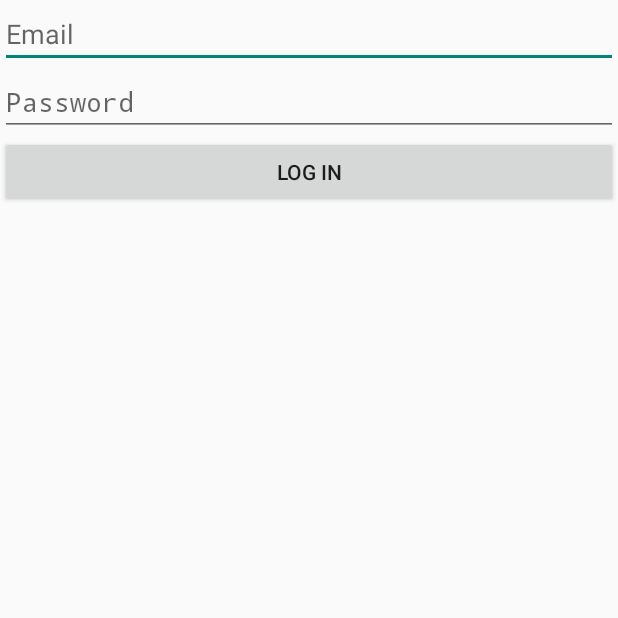
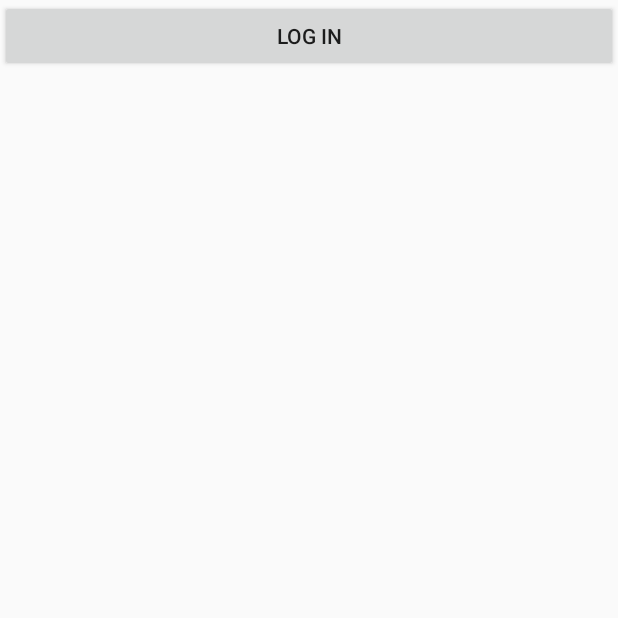
Before and after one commit to davidyorr/dropcards-android, an Android app: the screen it shows after launch (LoginActivity), on a phone screen of 412 x 824 dp, the top half of it. Run offline under Robolectric (Android 15) with nearby library versions, the phone set to English and light mode, and no system bars; our stand-ins replace ButterKnife, Dagger/Hilt's generated code; 1 statement that could not run was skipped.

```diff
--- a/app/src/main/java/com/mangoshine/mangocards/MangocardsModule.java
+++ b/app/src/main/java/com/mangoshine/mangocards/MangocardsModule.java
@@ -14,4 +14,8 @@ public class MangocardsModule {
   @Provides MangocardsApp provideMangocardsApp() {
     return app;
   }
+
+  @Provides DropboxManager provideAppSecret() {
+    return new DropboxManager(app);
+  }
 }
--- a/app/src/main/java/com/mangoshine/mangocards/ui/LoginActivity.java
+++ b/app/src/main/java/com/mangoshine/mangocards/ui/LoginActivity.java
@@ -4,6 +4,7 @@ import android.app.Activity;
 import android.os.Bundle;
 import butterknife.ButterKnife;
 import butterknife.OnClick;
+import com.mangoshine.mangocards.DropboxManager;
 import com.mangoshine.mangocards.MangocardsApp;
 import com.mangoshine.mangocards.R;
 import com.mangoshine.mangocards.ui.module.LoginModule;
@@ -14,10 +15,11 @@ import javax.inject.Inject;
 public class LoginActivity extends Activity implements LoginView {
 
   @Inject LoginPresenter presenter;
+  @Inject DropboxManager dropboxManager;
 
   @Override protected void onCreate(Bundle savedInstanceState) {
     super.onCreate(savedInstanceState);
-    ((MangocardsApp) getApplication()).component().plus(new LoginModule(this)).inject(this);
+    ((MangocardsApp) getApplication()).component().plus(new LoginModule(this, dropboxManager)).inject(this);
 
     setContentView(R.layout.activity_login);
     ButterKnife.bind(this);
@@ -32,14 +34,6 @@ public class LoginActivity extends Activity implements LoginView {
 
   }
 
-  @Override public void showProgress() {
-
-  }
-
-  @Override public void hideProgress() {
-
-  }
-
   @Override public void showAuthenticationError() {
 
   }
--- a/app/src/main/java/com/mangoshine/mangocards/ui/module/LoginModule.java
+++ b/app/src/main/java/com/mangoshine/mangocards/ui/module/LoginModule.java
@@ -1,5 +1,6 @@
 package com.mangoshine.mangocards.ui.module;
 
+import com.mangoshine.mangocards.DropboxManager;
 import com.mangoshine.mangocards.ui.PerActivity;
 import com.mangoshine.mangocards.ui.presenter.LoginPresenter;
 import com.mangoshine.mangocards.ui.view.LoginView;
@@ -9,14 +10,15 @@ import dagger.Provides;
 @Module
 public class LoginModule {
   private LoginView loginView;
+  private DropboxManager dropboxManager;
 
-  public LoginModule(LoginView loginView) {
+  public LoginModule(LoginView loginView, DropboxManager dropboxManager) {
     this.loginView = loginView;
   }
 
   @Provides
   @PerActivity
-  LoginPresenter provideLoginPresenter() {
-    return new LoginPresenter(loginView);
+  LoginPresenter provideLoginPresenter(DropboxManager dropboxManager) {
+    return new LoginPresenter(loginView, dropboxManager);
   }
 }
--- a/app/src/main/java/com/mangoshine/mangocards/ui/presenter/LoginPresenter.java
+++ b/app/src/main/java/com/mangoshine/mangocards/ui/presenter/LoginPresenter.java
@@ -1,15 +1,18 @@
 package com.mangoshine.mangocards.ui.presenter;
 
+import com.mangoshine.mangocards.DropboxManager;
 import com.mangoshine.mangocards.ui.view.LoginView;
 
 public class LoginPresenter {
   private LoginView view;
+  private DropboxManager dropboxManager;
 
-  public LoginPresenter(LoginView view) {
+  public LoginPresenter(LoginView view, DropboxManager dropboxManager) {
     this.view = view;
+    this.dropboxManager = dropboxManager;
   }
 
   public void doLogin() {
-
+    dropboxManager.startOAuth2Authentication();
   }
 }
--- a/app/src/main/java/com/mangoshine/mangocards/ui/view/LoginView.java
+++ b/app/src/main/java/com/mangoshine/mangocards/ui/view/LoginView.java
@@ -3,10 +3,6 @@ package com.mangoshine.mangocards.ui.view;
 public interface LoginView {
   void loginSuccessful();
 
-  void showProgress();
-
-  void hideProgress();
-
   void showAuthenticationError();
 
   void navigateToDashboard();
--- a/app/src/main/res/layout/activity_login.xml
+++ b/app/src/main/res/layout/activity_login.xml
@@ -4,19 +4,6 @@
     android:layout_width="match_parent"
     android:layout_height="match_parent">
 
-    <EditText
-        android:id="@+id/email_field"
-        android:layout_width="match_parent"
-        android:layout_height="wrap_content"
-        android:hint="@string/email"
-        />
-    <EditText
-        android:id="@+id/password_field"
-        android:layout_width="match_parent"
-        android:layout_height="wrap_content"
-        android:hint="@string/password"
-        android:inputType="textPassword"
-        />
     <Button
         android:id="@+id/login_button"
         android:layout_width="match_parent"
```
